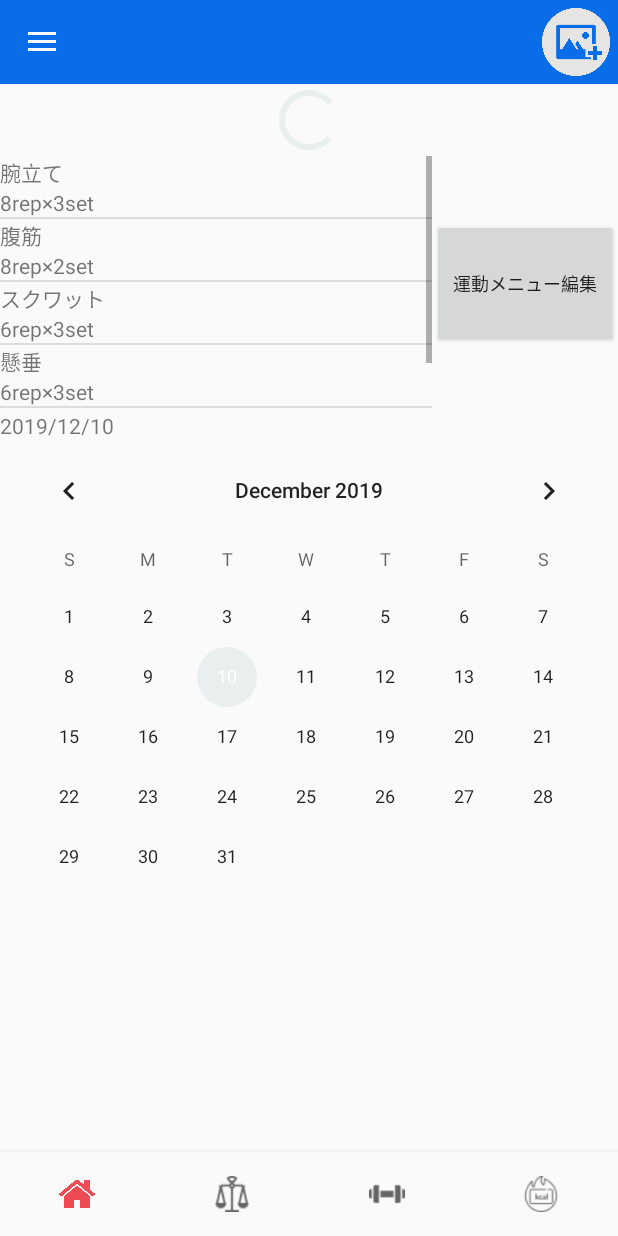
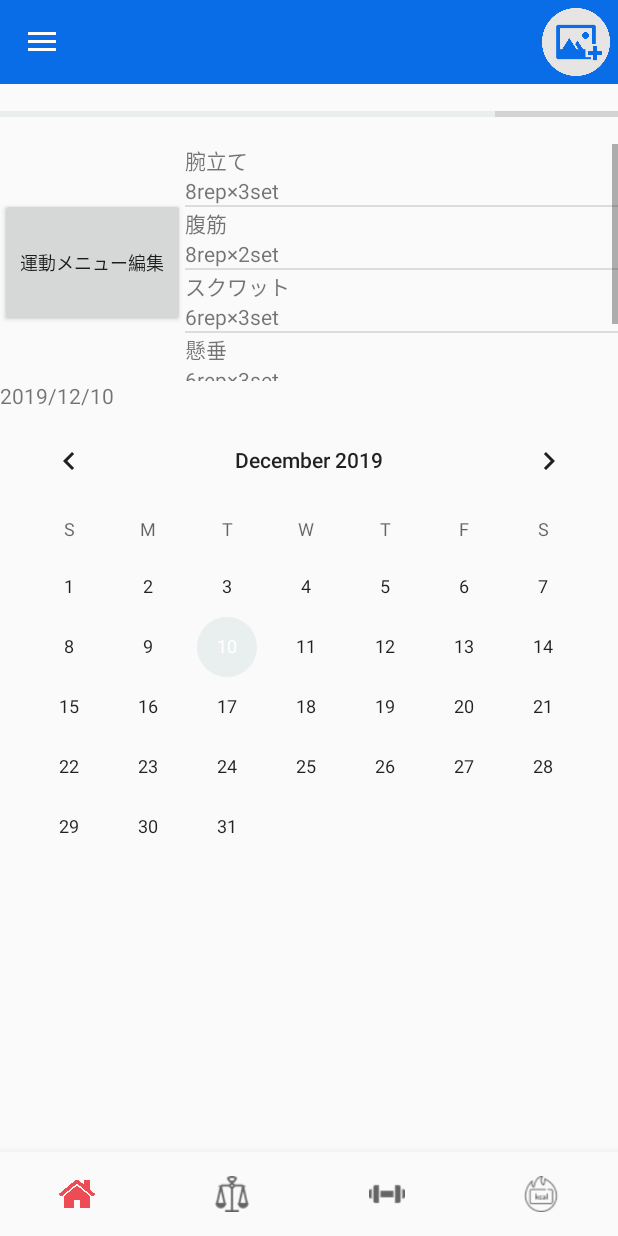
Before and after one commit to dntdesu/SNS, an Android app: the fragment ExerciseFragment placed in its activity, on a phone screen of 412 x 824 dp. Run offline under Robolectric (Android 15) with nearby library versions, the phone set to English and light mode, and no system bars; our stand-ins replace CircleImageView, Firebase (no records; nobody signed in at launch, a user with empty details on screens opened directly), Picasso; 1 statement that could not run was skipped.

Commit message:
master + yamamto

```diff
--- a/app/src/main/res/layout/fragment_exercise.xml
+++ b/app/src/main/res/layout/fragment_exercise.xml
@@ -1,6 +1,5 @@
 <?xml version="1.0" encoding="utf-8"?>
 <LinearLayout xmlns:android="http://schemas.android.com/apk/res/android"
-    xmlns:app="http://schemas.android.com/apk/res-auto"
     xmlns:tools="http://schemas.android.com/tools"
     android:layout_width="match_parent"
     android:layout_height="match_parent"
@@ -9,20 +8,16 @@
 
     <ProgressBar
         android:id="@+id/progressBar"
-        style="?android:attr/progressBarStyle"
+        style="?android:attr/progressBarStyleHorizontal"
         android:layout_width="match_parent"
-        android:layout_height="wrap_content" />
+        android:layout_height="40dp"
+        android:max="1000"
+        android:progress="800" />
 
     <LinearLayout
         android:layout_width="match_parent"
-        android:layout_height="170dp"
+        android:layout_height="158dp"
         android:orientation="horizontal">
-
-        <ListView
-            android:id="@+id/lvExercise"
-            android:layout_height="match_parent"
-            android:layout_width="0dp"
-            android:layout_weight="0.7" />
 
         <Button
             android:id="@+id/editButton"
@@ -32,6 +27,12 @@
             android:layout_weight="0.3"
             android:text="@string/exercise_edit_btn"
             android:textSize="12sp" />
+
+        <ListView
+            android:id="@+id/lvExercise"
+            android:layout_width="0dp"
+            android:layout_height="match_parent"
+            android:layout_weight="0.7" />
     </LinearLayout>
 
     <TextView
@@ -43,6 +44,6 @@
     <CalendarView
         android:id="@+id/calendarView"
         android:layout_width="match_parent"
-        android:layout_height="wrap_content" />
+        android:layout_height="288dp" />
 
 </LinearLayout>
```
